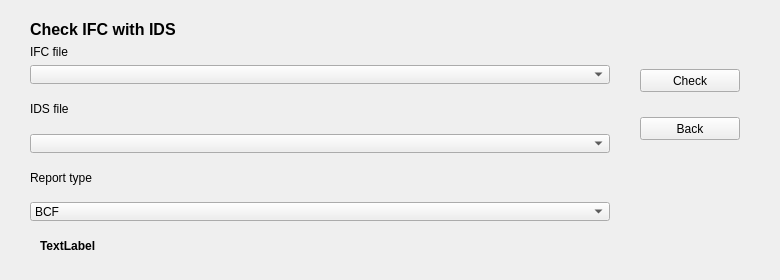
Qt form GUI_Windows/check.ui (ivanfelipeib/Masterarbeit) before a commit.
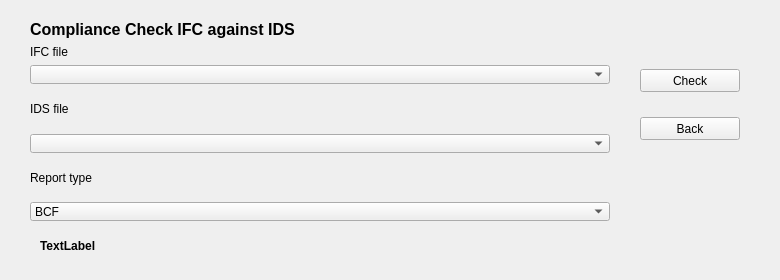
The same form after that commit.

Commit message: Modify texts in GUI according to Module names and contents described in Thesis

```diff
--- a/GUI_Windows/check.ui
+++ b/GUI_Windows/check.ui
@@ -49,7 +49,7 @@
           </font>
          </property>
          <property name="text">
-          <string>Check IFC with IDS</string>
+          <string>Compliance Check IFC against IDS</string>
          </property>
         </widget>
        </item>
```
Left out of the diff: 3 changed lines with no effect on the pictures. The commit also changes 6 other files.
